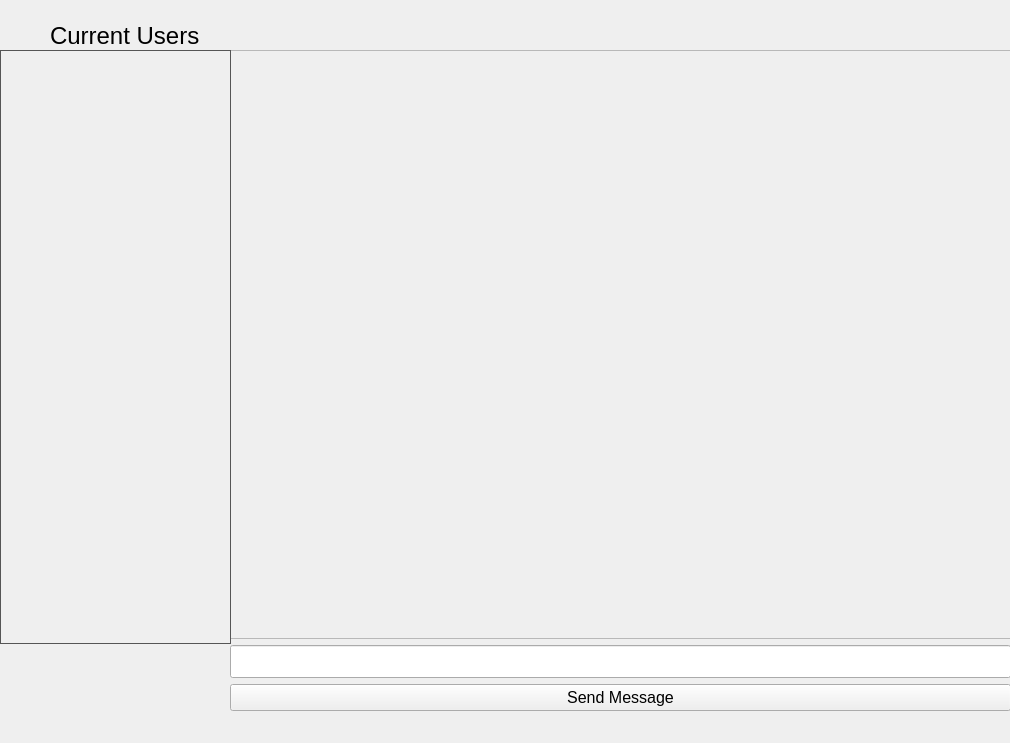
Qt form ChatAppClient/ChattingWindow.ui (pahuljotmatharoo/SignalSync-client) before a commit.
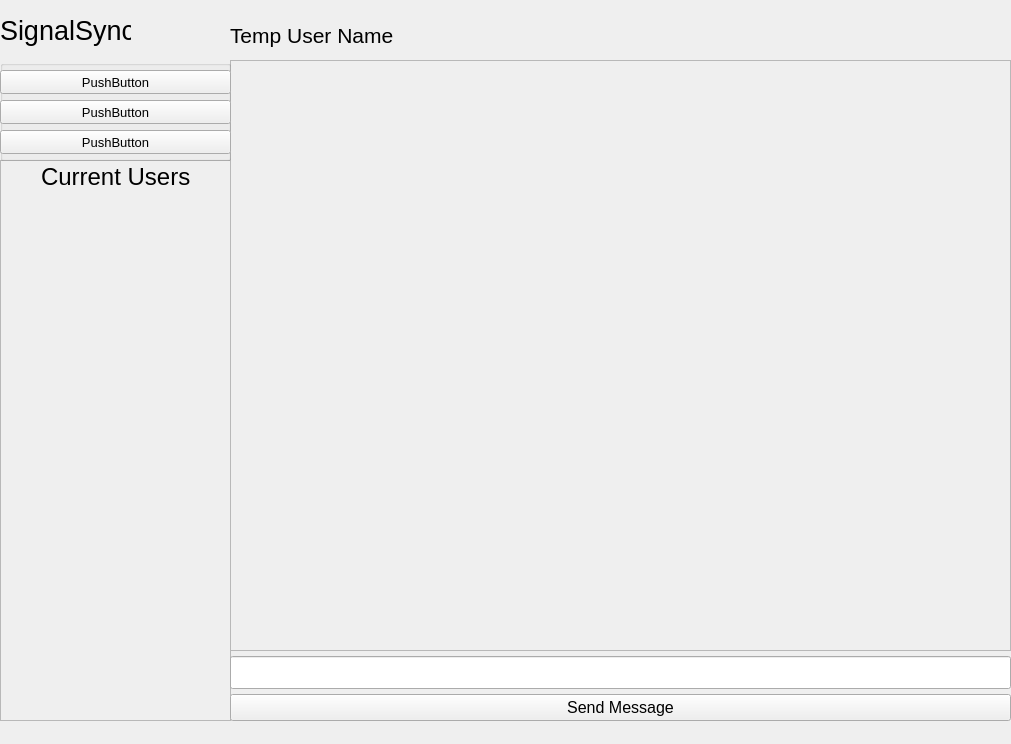
The same form after that commit.

```diff
--- a/ChatAppClient/ChattingWindow.ui
+++ b/ChatAppClient/ChattingWindow.ui
@@ -6,8 +6,8 @@
    <rect>
     <x>0</x>
     <y>0</y>
-    <width>1010</width>
-    <height>743</height>
+    <width>1011</width>
+    <height>744</height>
    </rect>
   </property>
   <property name="sizePolicy">
@@ -35,23 +35,65 @@
     <property name="geometry">
      <rect>
       <x>0</x>
-      <y>50</y>
+      <y>160</y>
       <width>231</width>
-      <height>591</height>
+      <height>561</height>
      </rect>
     </property>
-    <layout class="QVBoxLayout" name="verticalLayout_2"/>
+    <layout class="QVBoxLayout" name="verticalLayout_2">
+     <item>
+      <widget class="QScrollArea" name="scrollArea_2">
+       <property name="enabled">
+        <bool>true</bool>
+       </property>
+       <property name="widgetResizable">
+        <bool>true</bool>
+       </property>
+       <widget class="QWidget" name="scrollAreaWidgetContents_3">
+        <property name="geometry">
+         <rect>
+          <x>0</x>
+          <y>0</y>
+          <width>227</width>
+          <height>557</height>
+         </rect>
+        </property>
+        <widget class="QLabel" name="label_2">
+         <property name="geometry">
+          <rect>
+           <x>40</x>
+           <y>0</y>
+           <width>151</width>
+           <height>31</height>
+          </rect>
+         </property>
+         <property name="font">
+          <font>
+           <pointsize>18</pointsize>
+          </font>
+         </property>
+         <property name="text">
+          <string>Current Users</string>
+         </property>
+        </widget>
+       </widget>
+      </widget>
+     </item>
+    </layout>
    </widget>
    <widget class="QWidget" name="layoutWidget">
     <property name="geometry">
      <rect>
       <x>230</x>
-      <y>50</y>
+      <y>60</y>
       <width>781</width>
       <height>661</height>
      </rect>
     </property>
     <layout class="QVBoxLayout" name="verticalLayout">
+     <property name="spacing">
+      <number>5</number>
+     </property>
      <item>
       <widget class="QScrollArea" name="scrollArea">
        <property name="enabled">
@@ -72,7 +114,7 @@
           <x>0</x>
           <y>0</y>
           <width>777</width>
-          <height>592</height>
+          <height>594</height>
          </rect>
         </property>
        </widget>
@@ -99,72 +141,101 @@
      </item>
     </layout>
    </widget>
-   <widget class="QScrollArea" name="scrollArea_2">
-    <property name="geometry">
-     <rect>
-      <x>0</x>
-      <y>50</y>
-      <width>231</width>
-      <height>594</height>
-     </rect>
-    </property>
-    <property name="styleSheet">
-     <string notr="true">QScrollArea { border: 1px solid #555555; background-color: #2b2b2b;}
-</string>
-    </property>
-    <property name="frameShape">
-     <enum>QFrame::Shape::VLine</enum>
-    </property>
-    <property name="widgetResizable">
-     <bool>true</bool>
-    </property>
-    <widget class="QWidget" name="scrollAreaWidgetContents_2">
-     <property name="geometry">
-      <rect>
-       <x>0</x>
-       <y>0</y>
-       <width>229</width>
-       <height>592</height>
-      </rect>
-     </property>
-    </widget>
-   </widget>
    <widget class="QLabel" name="label">
     <property name="geometry">
      <rect>
       <x>230</x>
-      <y>0</y>
+      <y>20</y>
       <width>371</width>
-      <height>41</height>
+      <height>31</height>
      </rect>
     </property>
     <property name="font">
-     <font/>
+     <font>
+      <pointsize>16</pointsize>
+     </font>
     </property>
     <property name="styleSheet">
      <string notr="true">text-align: center;</string>
     </property>
     <property name="text">
+     <string>Temp User Name</string>
+    </property>
+   </widget>
+   <widget class="QLabel" name="label_3">
+    <property name="geometry">
+     <rect>
+      <x>0</x>
+      <y>10</y>
+      <width>131</width>
+      <height>41</height>
+     </rect>
+    </property>
+    <property name="font">
+     <font>
+      <pointsize>20</pointsize>
+     </font>
+    </property>
+    <property name="text">
+     <string>SignalSync</string>
+    </property>
+   </widget>
+   <widget class="QGroupBox" name="groupBox">
+    <property name="geometry">
+     <rect>
+      <x>0</x>
+      <y>60</y>
+      <width>231</width>
+      <height>101</height>
+     </rect>
+    </property>
+    <property name="font">
+     <font>
+      <pointsize>10</pointsize>
+     </font>
+    </property>
+    <property name="title">
      <string/>
     </property>
-   </widget>
-   <widget class="QLabel" name="label_2">
-    <property name="geometry">
-     <rect>
-      <x>50</x>
-      <y>20</y>
-      <width>151</width>
-      <height>31</height>
-     </rect>
-    </property>
-    <property name="font">
-     <font>
-      <pointsize>18</pointsize>
-     </font>
-    </property>
-    <property name="text">
-     <string>Current Users</string>
-    </property>
+    <widget class="QPushButton" name="pushButton">
+     <property name="geometry">
+      <rect>
+       <x>0</x>
+       <y>10</y>
+       <width>231</width>
+       <height>24</height>
+      </rect>
+     </property>
+     <property name="text">
+      <string>PushButton</string>
+     </property>
+    </widget>
+    <widget class="QPushButton" name="pushButton_2">
+     <property name="geometry">
+      <rect>
+       <x>0</x>
+       <y>40</y>
+       <width>231</width>
+       <height>24</height>
+      </rect>
+     </property>
+     <property name="text">
+      <string>PushButton</string>
+     </property>
+    </widget>
+    <widget class="QPushButton" name="pushButton_3">
+     <property name="geometry">
+      <rect>
+       <x>0</x>
+       <y>70</y>
+       <width>231</width>
+       <height>24</height>
+      </rect>
+     </property>
+     <property name="text">
+      <string>PushButton</string>
+     </property>
+    </widget>
    </widget>
   </widget>
   <widget class="QMenuBar" name="menubar">
```
Left out of the diff: 2 changed lines with no effect on the pictures.
